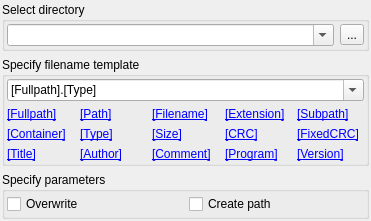
Above: apps/zxtune-qt/ui/conversion/filename_template.ui from vitamin-caig/zxtune before the change. Below: the same form after it.
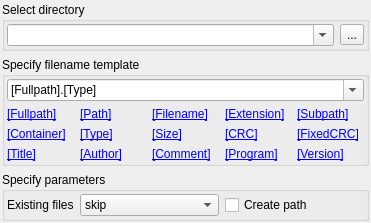
That is the form after the change.

Commit message: zxtune-qt: support new overwrite modes while convert/export.

Diff of the .ui file:
```diff
--- a/apps/zxtune-qt/ui/conversion/filename_template.ui
+++ b/apps/zxtune-qt/ui/conversion/filename_template.ui
@@ -354,16 +354,35 @@
        <number>2</number>
       </property>
       <item>
-       <widget class="QCheckBox" name="overwriteExisting">
+       <widget class="QLabel" name="overwriteExistingLabel">
         <property name="text">
-         <string>Overwrite</string>
+         <string>Existing files</string>
         </property>
-        <property name="toolTip">
-          <string>Force to overwrite existing files</string>
+        <property name="sizePolicy">
+         <sizepolicy hsizetype="Maximum" vsizetype="Maximum">
+          <horstretch>0</horstretch>
+          <verstretch>0</verstretch>
+         </sizepolicy>
         </property>
-        <property name="checked">
-         <bool>false</bool>
-        </property>
+       </widget>
+      </item>
+      <item>
+       <widget class="QComboBox" name="overwriteExisting">
+        <item>
+         <property name="text">
+          <string>skip</string>
+         </property>
+        </item>
+        <item>
+         <property name="text">
+          <string>overwrite</string>
+         </property>
+        </item>
+        <item>
+         <property name="text">
+          <string>generate new name</string>
+         </property>
+        </item>
        </widget>
       </item>
       <item>
```
The commit also changes 3 other files.
